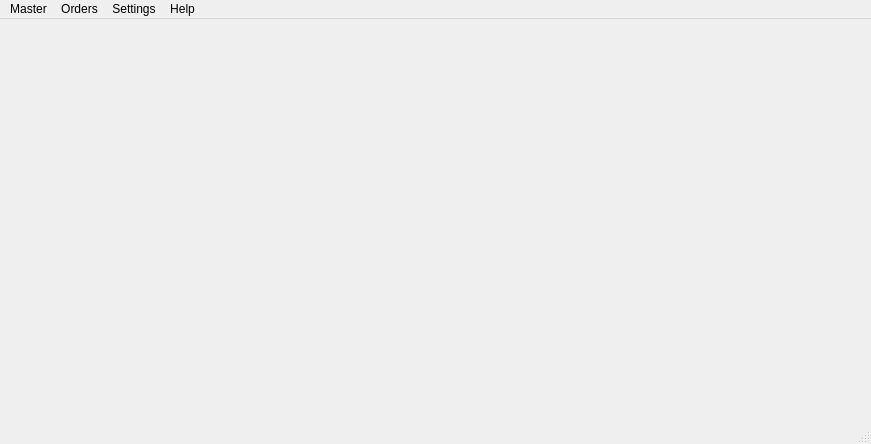
The window that ui/dashboard.ui (ajayrandhawa/Python-Qt-Restaurant-Biiling-Software) describes before a commit, drawn with Qt 5.
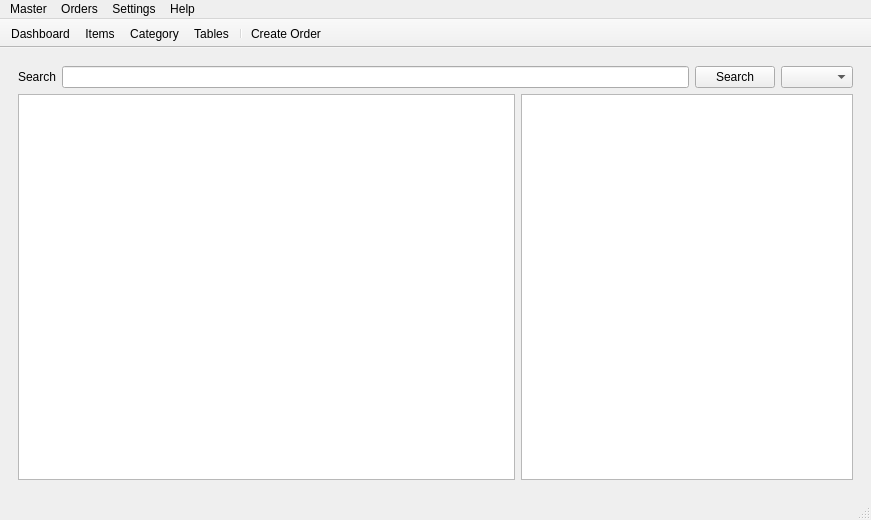
The same window after the commit. The open tabs and pages were chosen to show the change. Icons and pictures are not drawn.

```diff
--- a/ui/dashboard.ui
+++ b/ui/dashboard.ui
@@ -7,7 +7,7 @@
     <x>0</x>
     <y>0</y>
     <width>871</width>
-    <height>444</height>
+    <height>520</height>
    </rect>
   </property>
   <property name="windowTitle">
@@ -36,7 +36,48 @@
       <property name="currentIndex">
        <number>3</number>
       </property>
-      <widget class="QWidget" name="dashboardpage"/>
+      <widget class="QWidget" name="dashboardpage">
+       <layout class="QVBoxLayout" name="verticalLayout_3">
+        <item>
+         <layout class="QVBoxLayout" name="verticalLayout_2">
+          <item>
+           <layout class="QHBoxLayout" name="horizontalLayout_7">
+            <item>
+             <widget class="QLabel" name="label_2">
+              <property name="text">
+               <string>Search</string>
+              </property>
+             </widget>
+            </item>
+            <item>
+             <widget class="QLineEdit" name="lineEdit_2"/>
+            </item>
+            <item>
+             <widget class="QPushButton" name="pushButton_2">
+              <property name="text">
+               <string>Search</string>
+              </property>
+             </widget>
+            </item>
+            <item>
+             <widget class="QComboBox" name="comboBox_2"/>
+            </item>
+           </layout>
+          </item>
+          <item>
+           <layout class="QHBoxLayout" name="horizontalLayout_4" stretch="6,4">
+            <item>
+             <widget class="QListWidget" name="listWidget"/>
+            </item>
+            <item>
+             <widget class="QTableWidget" name="tableWidget"/>
+            </item>
+           </layout>
+          </item>
+         </layout>
+        </item>
+       </layout>
+      </widget>
       <widget class="QWidget" name="itemspage">
        <layout class="QHBoxLayout" name="horizontalLayout_5">
         <item>
@@ -633,6 +674,38 @@
    <addaction name="menuHelp"/>
   </widget>
   <widget class="QStatusBar" name="statusbar"/>
+  <widget class="QToolBar" name="toolbar">
+   <property name="enabled">
+    <bool>true</bool>
+   </property>
+   <property name="windowTitle">
+    <string>ToolBar</string>
+   </property>
+   <property name="movable">
+    <bool>false</bool>
+   </property>
+   <property name="allowedAreas">
+    <set>Qt::NoToolBarArea</set>
+   </property>
+   <property name="toolButtonStyle">
+    <enum>Qt::ToolButtonTextUnderIcon</enum>
+   </property>
+   <property name="floatable">
+    <bool>false</bool>
+   </property>
+   <attribute name="toolBarArea">
+    <enum>TopToolBarArea</enum>
+   </attribute>
+   <attribute name="toolBarBreak">
+    <bool>false</bool>
+   </attribute>
+   <addaction name="actionDashboard"/>
+   <addaction name="actionItems"/>
+   <addaction name="actionCategory"/>
+   <addaction name="actionTables"/>
+   <addaction name="separator"/>
+   <addaction name="actionCreate_Order"/>
+  </widget>
   <action name="actionItems">
    <property name="text">
     <string>Items</string>
@@ -683,6 +756,20 @@
     <string>Tables</string>
    </property>
   </action>
+  <action name="actionToolbar">
+   <property name="text">
+    <string>Show / Hide Toolbar</string>
+   </property>
+  </action>
+  <action name="actionCreate_Order">
+   <property name="icon">
+    <iconset>
+     <normaloff>../../../../../Downloads/add.png</normaloff>../../../../../Downloads/add.png</iconset>
+   </property>
+   <property name="text">
+    <string>Create Order</string>
+   </property>
+  </action>
  </widget>
  <resources/>
  <connections/>
```
Left out of the diff: 53 changed lines with no effect on the pictures. Lines whose indentation alone changed are shown as unchanged.
